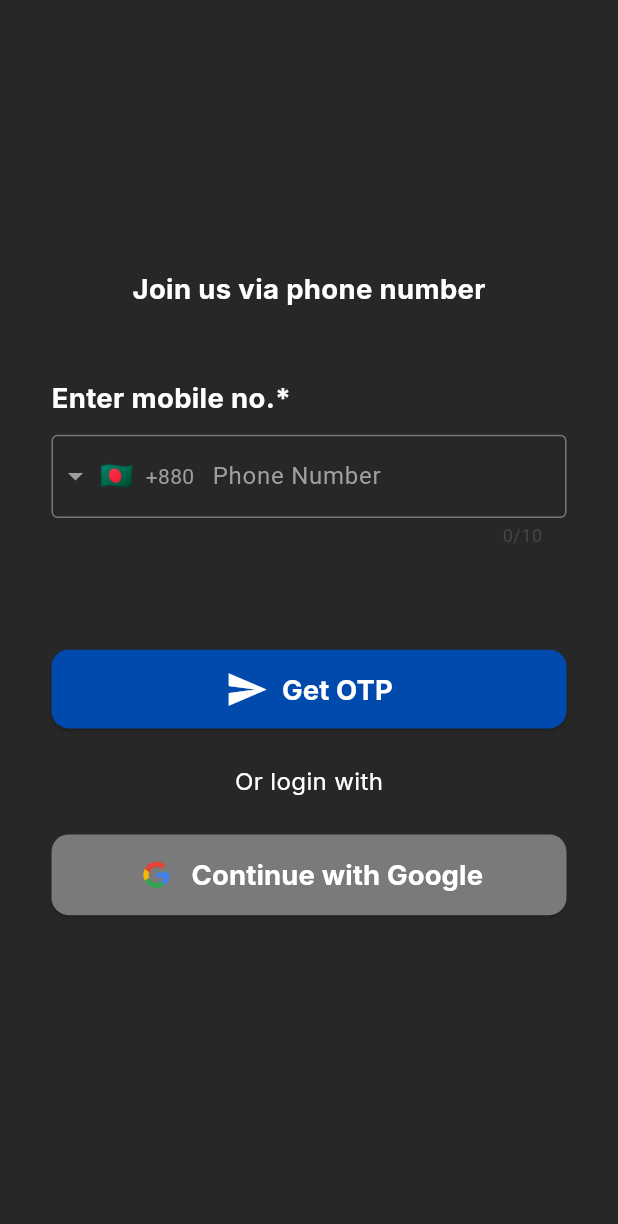
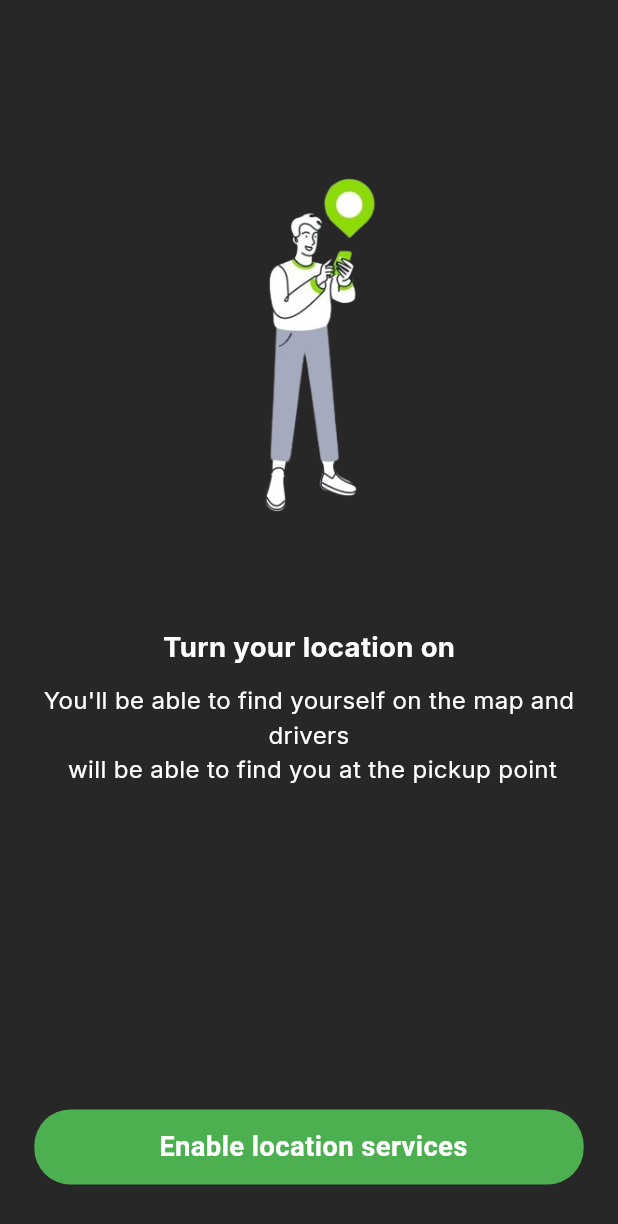
Before and after one commit to ShakilKhan999/indrive, a Flutter app: the screen it shows after launch, on a phone screen of 412 x 824 dp. Shown: the top 1224 px of the screen. Run offline on Flutter 3.47's test engine with Material 3 defaults, Android fonts, the light colour scheme and no system bars; drawn by our look-alikes of intl_phone_field; our stand-ins replace firebase_core, flutter_screenutil, get, google_fonts, permission_handler, pinput; accounts and stored records are empty.

Commit message:
permission_screens

```diff
--- a/lib/components/common_components.dart
+++ b/lib/components/common_components.dart
@@ -5,25 +5,33 @@ import 'package:flutter/material.dart';
 import 'package:flutter_screenutil/flutter_screenutil.dart';
 import 'package:indrive/helpers/space_helper.dart';
 
-class CommonComponents{
-
-
-  Widget CommonButton({
-    required String text, required VoidCallback onPressed,  bool disabled=false,
-    Icon? icon, String? imagePath, double borderRadius=24, double fontSize=16
-  }){
+class CommonComponents {
+  Widget CommonButton(
+      {required String text,
+      required VoidCallback onPressed,
+      bool disabled = false,
+      Icon? icon,
+      String? imagePath,
+      double borderRadius = 24,
+      double fontSize = 16}) {
     return GestureDetector(
-      onTap:disabled?null: onPressed,
+      onTap: disabled ? null : onPressed,
       child: Container(
         padding: const EdgeInsets.symmetric(vertical: 12, horizontal: 24),
         decoration: BoxDecoration(
-          color:disabled?Colors.grey: Colors.green, // Change this to your desired color
+          color: disabled
+              ? Colors.grey
+              : Colors.green, // Change this to your desired color
           borderRadius: BorderRadius.circular(borderRadius), // Rounded corners
         ),
         child: Center(
           child: Row(
+            mainAxisAlignment: MainAxisAlignment.center,
             children: [
-              icon ?? (imagePath!=null?Image.asset(imagePath):const SizedBox()),
+              icon ??
+                  (imagePath != null
+                      ? Image.asset(imagePath)
+                      : const SizedBox()),
               SpaceHelper.horizontalSpace5,
               Text(
                 text,
@@ -40,10 +48,9 @@ class CommonComponents{
     );
   }
 
-
-  Widget CommonTextPicker({
-  required String labelText, required TextEditingController textController
-}){
+  Widget CommonTextPicker(
+      {required String labelText,
+      required TextEditingController textController}) {
     return Container(
       padding: EdgeInsets.all(16),
       decoration: BoxDecoration(
@@ -75,14 +82,13 @@ class CommonComponents{
               border: OutlineInputBorder(
                 borderRadius: BorderRadius.circular(12),
               ),
-              contentPadding: EdgeInsets.symmetric(vertical: 12, horizontal: 16),
+              contentPadding:
+                  EdgeInsets.symmetric(vertical: 12, horizontal: 16),
             ),
           ),
           SpaceHelper.verticalSpace5,
-
         ],
       ),
     );
   }
-
 }
--- a/lib/helpers/color_helper.dart
+++ b/lib/helpers/color_helper.dart
@@ -1,7 +1,7 @@
 import 'package:flutter/material.dart';
 
 class ColorHelper {
-  static Color bgColor = Colors.white;
+  static Color bgColor = const Color.fromARGB(255, 40, 39, 39);
   static Color primaryColor = const Color(0xFF004AAD);
   static Color primaryColorwithOpacity = const Color.fromARGB(61, 0, 75, 173);
   static Color greyColor = const Color(0xFF75788D);
@@ -13,5 +13,4 @@ class ColorHelper {
   static Color services1stColor = const Color(0xffEEFFC7);
   static Color services2ndColor = const Color(0xffFFEEDF);
   static Color containerBorderColor = const Color.fromARGB(255, 186, 205, 229);
-
 }
--- a/lib/main.dart
+++ b/lib/main.dart
@@ -2,9 +2,8 @@ import 'package:firebase_core/firebase_core.dart';
 import 'package:flutter/material.dart';
 import 'package:flutter_screenutil/flutter_screenutil.dart';
 import 'package:get/get.dart';
+import 'package:indrive/screens/auth_screen/views/location_permission_screeen.dart';
 
-import 'package:indrive/screens/auth_screen/views/register_screen.dart';
-// import 'package:indrive/screens/auth_screen/views/register_screen.dart';
 import 'package:indrive/utils/app_config.dart';
 
 import 'utils/firebase_option.dart';
@@ -30,7 +29,7 @@ class MyApp extends StatelessWidget {
           colorScheme: ColorScheme.fromSeed(seedColor: Colors.deepPurple),
           useMaterial3: true,
         ),
-        home: RegisterScreen(),
+        home: const LocationPermissionScreen(),
       ),
     );
   }
--- /dev/null
+++ b/lib/screens/auth_screen/views/location_permission_screeen.dart
@@ -0,0 +1,74 @@
+import 'package:flutter/material.dart';
+import 'package:flutter_screenutil/flutter_screenutil.dart';
+import 'package:get/get.dart';
+import 'package:indrive/components/common_components.dart';
+import 'package:indrive/helpers/color_helper.dart';
+import 'package:indrive/helpers/space_helper.dart';
+import 'package:indrive/helpers/style_helper.dart';
+import 'package:permission_handler/permission_handler.dart';
+
+class LocationPermissionScreen extends StatelessWidget {
+  const LocationPermissionScreen({super.key});
+
+  @override
+  Widget build(BuildContext context) {
+    return SafeArea(
+      child: Scaffold(
+        backgroundColor: ColorHelper.bgColor,
+        body: Center(
+          child: Column(
+            mainAxisAlignment: MainAxisAlignment.center,
+            children: [
+              _buildHeadingView(),
+              const Spacer(),
+              _buildBottomButtonView(),
+            ],
+          ),
+        ),
+      ),
+    );
+  }
+
+  Widget _buildBottomButtonView() {
+    final commonComponents = CommonComponents();
+
+    return Padding(
+      padding: EdgeInsets.fromLTRB(20.sp, 0.sp, 20.sp, 30.sp),
+      child: commonComponents.CommonButton(
+        text: 'Enable location services',
+        onPressed: () async {
+          PermissionStatus status = await Permission.location.request();
+          if (status.isGranted) {
+            Get.snackbar('Permission', 'Notification permission granted');
+          } else {
+            Get.snackbar('Permission', 'Notification permission denied');
+          }
+        },
+      ),
+    );
+  }
+
+  Widget _buildHeadingView() {
+    return Column(
+      children: [
+        SpaceHelper.verticalSpace40,
+        Image.asset(
+          'assets/images/Location_logo.png',
+          height: 300.h,
+          width: 300.w,
+        ),
+        SpaceHelper.verticalSpace10,
+        Text(
+          'Turn your location on',
+          style: StyleHelper.heading,
+        ),
+        SpaceHelper.verticalSpace10,
+        Text(
+          "You'll be able to find yourself on the map and drivers\n will be able to find you at the pickup point",
+          textAlign: TextAlign.center,
+          style: StyleHelper.regular14,
+        ),
+      ],
+    );
+  }
+}
--- a/lib/screens/auth_screen/views/register_screen.dart
+++ b/lib/screens/auth_screen/views/register_screen.dart
@@ -16,7 +16,7 @@ class RegisterScreen extends StatelessWidget {
   @override
   Widget build(BuildContext context) {
     return Scaffold(
-      backgroundColor: const Color.fromARGB(255, 40, 39, 39),
+      backgroundColor: ColorHelper.bgColor,
       body: Column(
         crossAxisAlignment: CrossAxisAlignment.center,
         mainAxisAlignment: MainAxisAlignment.center,
--- a/pubspec.yaml
+++ b/pubspec.yaml
@@ -43,6 +43,7 @@ dependencies:
   google_fonts: ^6.2.1
   firebase_core: ^3.2.0
   firebase_auth: ^5.1.2
+  permission_handler: ^11.3.1
 
 dev_dependencies:
   flutter_test:
```
Also changed, not shown: lib/screens/auth_screen/views/notification_screen.dart (added, +74 -0 lines), assets/images/Location_logo.png (added), assets/images/Notification_icon.png (added), pubspec.lock, 3 other files.
